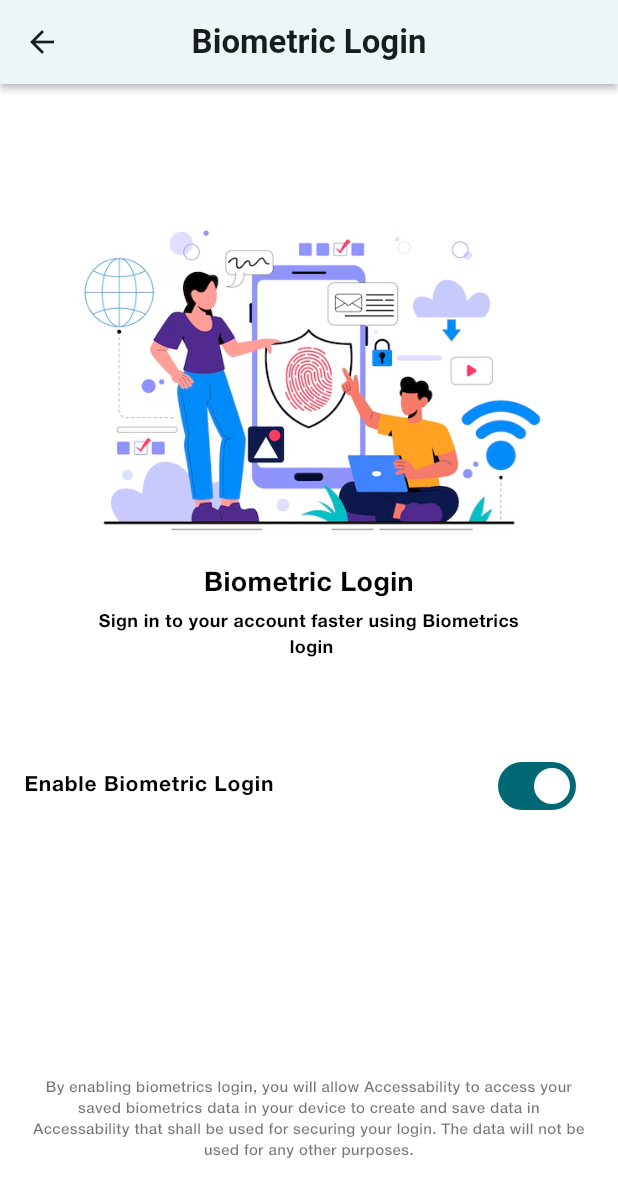
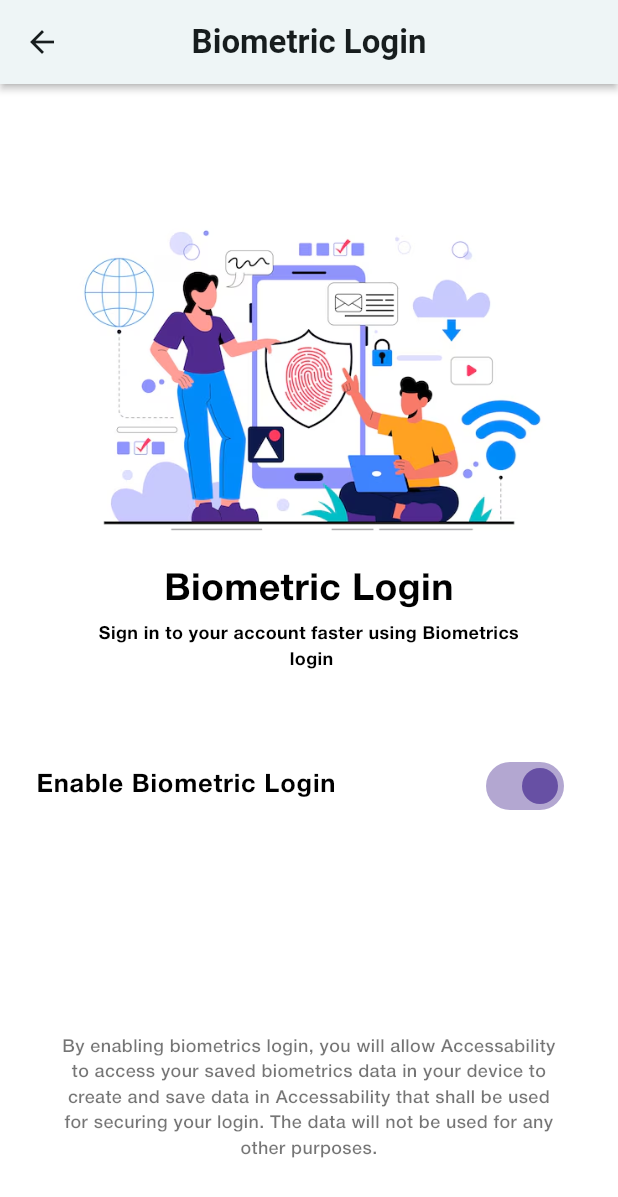
Before and after one commit to jharodiv/Accessability, a Flutter app: the BiometricLogin screen opened directly, on a phone screen of 412 x 824 dp. Shown: the top 1197 px of the screen. Run offline on Flutter 3.47's test engine with Material 3 defaults, Android fonts, the phone set to English and light mode, and no system bars; our stand-ins replace animated_splash_screen, bloc, cloud_firestore, emoji_picker_flutter, equatable, firebase_auth and 14 more; missing offline and left inert: tutorial_coach_mark; accounts and stored records are empty; project files that could hold a hidden picture were left out.

Commit message:
Modify ui in Biometric login

```diff
--- a/frontend/lib/accessability/presentation/screens/settings/settingsScreens/biometric_screen.dart
+++ b/frontend/lib/accessability/presentation/screens/settings/settingsScreens/biometric_screen.dart
@@ -63,6 +63,7 @@ class _BiometricLoginState extends State<BiometricLogin> {
   Widget build(BuildContext context) {
     return Scaffold(
       appBar: AppBar(
+        backgroundColor: Colors.white,
         leading: IconButton(
           onPressed: () {
             Navigator.of(context).pop();
@@ -99,7 +100,7 @@ class _BiometricLoginState extends State<BiometricLogin> {
               'Biometric Login',
               textAlign: TextAlign.center,
               style: TextStyle(
-                fontSize: 18,
+                fontSize: 25,
                 fontWeight: FontWeight.bold,
                 color: Colors.black,
               ),
@@ -109,6 +110,8 @@ class _BiometricLoginState extends State<BiometricLogin> {
             top: 350,
             left: 0,
             right: 0,
+            child: Padding(
+              padding: EdgeInsets.only(top: 8),
               child: Text(
                 'Sign in to your account faster using Biometrics \n login',
                 textAlign: TextAlign.center,
@@ -119,14 +122,17 @@ class _BiometricLoginState extends State<BiometricLogin> {
                 ),
               ),
             ),
+          ),
           Positioned(
             top: 440,
             left: 0,
             right: 0,
+            child: Padding(
+              padding: EdgeInsets.only(left: 8, right: 8),
               child: ListTile(
                 title: const Text(
                   'Enable Biometric Login',
-                style: TextStyle(fontSize: 14, fontWeight: FontWeight.bold),
+                  style: TextStyle(fontSize: 17, fontWeight: FontWeight.bold),
                 ),
                 trailing: Switch(
                   value: isBiometricEnabled,
@@ -135,6 +141,9 @@ class _BiometricLoginState extends State<BiometricLogin> {
                       isBiometricEnabled = value; // Toggle the switch state
                     });
                   },
+                  activeColor:
+                      const Color(0xFF6750A4), // Set the active color to purple
+                ),
               ),
             ),
           ),
@@ -146,12 +155,15 @@ class _BiometricLoginState extends State<BiometricLogin> {
             child: Padding(
               padding: EdgeInsets.symmetric(horizontal: 20),
               child: Center(
+                child: Padding(
+                  padding: EdgeInsets.symmetric(horizontal: 20),
                   child: Text(
                     'By enabling biometrics login, you will allow Accessability to access your saved biometrics data in your device to create and save data in Accessability that shall be used for securing your login. The data will not be used for any other purposes.',
                     textAlign: TextAlign.center,
                     style: TextStyle(
-                    fontSize: 10,
+                      fontSize: 12,
                       color: Colors.black54,
+                    ),
                   ),
                 ),
               ),
```
Also changed, not shown: frontend/lib/accessability/presentation/widgets/authWidgets/login_form.dart (+15 -17 lines), frontend/lib/main.dart (+12 -7 lines). Lines whose indentation alone changed are shown as unchanged.
